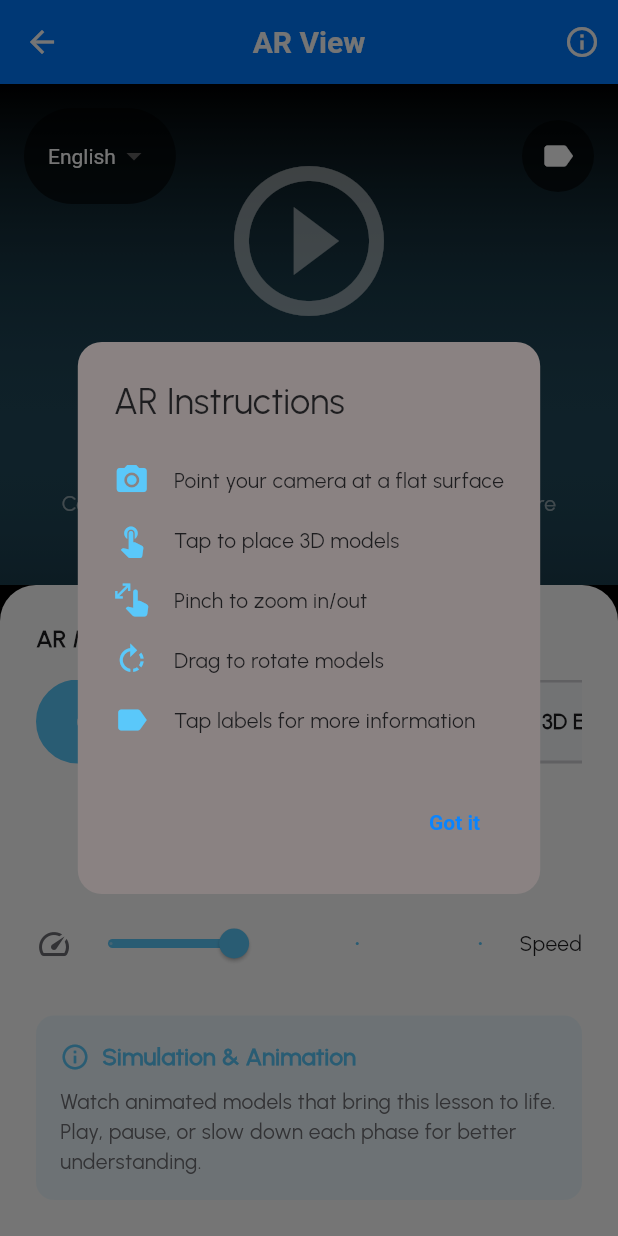
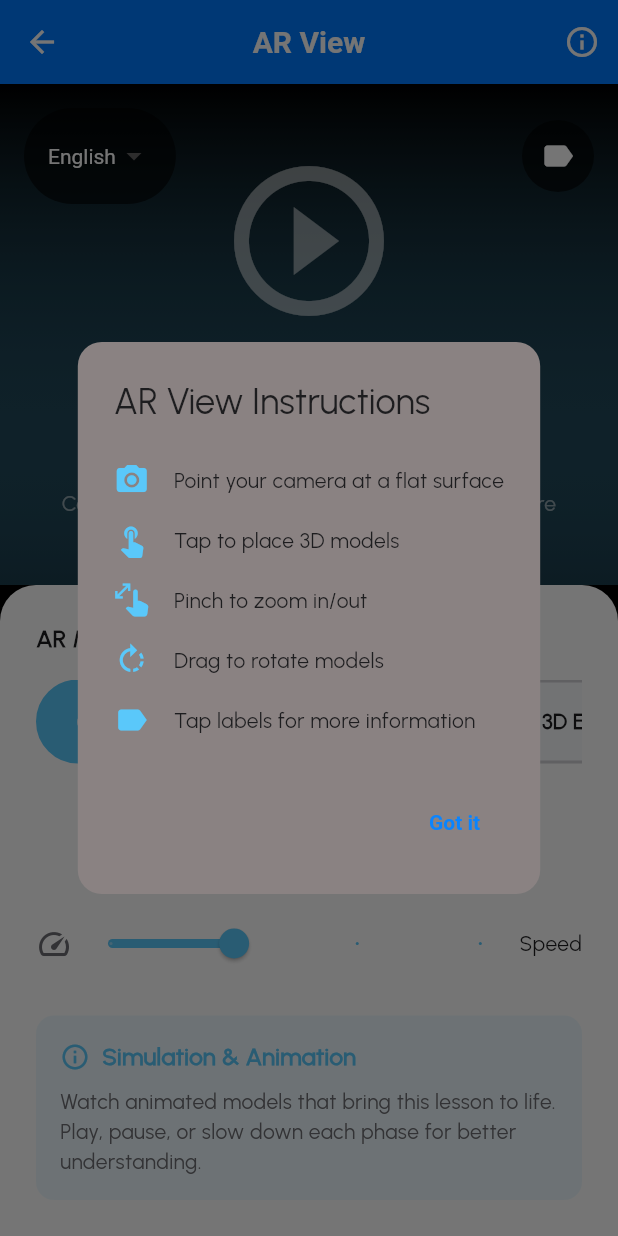
Before and after one commit to lansoyyy/AR-Sci, a Flutter app: the ARViewScreen screen opened by its route, after a tap on the "info outline" icon, on a phone screen of 412 x 824 dp. Run offline on Flutter 3.47's test engine with Material 3 defaults, Android fonts, the phone set to English and light mode, and no system bars; our stand-ins replace cloud_firestore, firebase_auth, firebase_core, firebase_storage, image_picker, pdf and 1 more; accounts and stored records are empty.

Commit message:
fixed errors

```diff
--- a/lib/routes/app_routes.dart
+++ b/lib/routes/app_routes.dart
@@ -54,8 +54,6 @@ class AppRoutes {
       studentDashboard: (context) => const StudentDashboard(),
       teacherDashboard: (context) => const TeacherDashboard(),
       adminDashboard: (context) => const AdminDashboard(),
-      lessonDetail: (context) => const LessonDetailScreen(),
-      quizDetail: (context) => const QuizDetailScreen(),
     };
   }
 
@@ -116,14 +114,43 @@ class AppRoutes {
           builder: (context) => const TeacherStudentApprovalScreen(),
         );
 
+      case lessonDetail:
+        final args = settings.arguments;
+        return MaterialPageRoute(
+          builder: (context) {
+            if (args is Map<String, dynamic>) {
+              return LessonDetailScreen(lessonData: args);
+            } else if (args is String) {
+              return LessonDetailScreen(lessonId: args);
+            } else {
+              return const LessonDetailScreen();
+            }
+          },
+        );
+
+      case quizDetail:
+        final args = settings.arguments;
+        return MaterialPageRoute(
+          builder: (context) {
+            if (args is Map<String, dynamic>) {
+              return QuizDetailScreen(quizData: args);
+            } else if (args is String) {
+              return QuizDetailScreen(quizId: args);
+            } else {
+              return const QuizDetailScreen();
+            }
+          },
+        );
+
       case arView:
         final args = settings.arguments as Map<String, dynamic>? ?? {};
         return MaterialPageRoute(
           builder: (context) => ARViewScreen(
             lessonId: args['id'] ?? args['lessonId'] ?? '',
             lessonTitle: args['title'] ?? args['lessonTitle'] ?? 'AR View',
+            arItems: List<String>.from(args['arItems'] ?? []),
+            color: args['color'] as String?,
           ),
-          settings: RouteSettings(arguments: args),
         );
 
       default:
--- a/lib/screens/student/ar_view_screen.dart
+++ b/lib/screens/student/ar_view_screen.dart
@@ -5,11 +5,15 @@ import '../../utils/constants.dart';
 class ARViewScreen extends StatefulWidget {
   final String lessonId;
   final String lessonTitle;
+  final List<String> arItems;
+  final String? color;
 
   const ARViewScreen({
     super.key,
     required this.lessonId,
     required this.lessonTitle,
+    this.arItems = const [],
+    this.color,
   });
 
   @override
@@ -21,35 +25,10 @@ class _ARViewScreenState extends State<ARViewScreen> {
   bool _isPlaying = false;
   bool _labelsVisible = true;
   String _selectedLanguage = 'English';
-  Map<String, dynamic>? _lessonData;
-  List<String>? _arItems;
 
   @override
   void initState() {
     super.initState();
-    _loadLessonData();
-  }
-
-  void _loadLessonData() {
-    // Get lesson arguments passed from navigation
-    final args =
-        ModalRoute.of(context)?.settings.arguments as Map<String, dynamic>?;
-    if (args != null) {
-      setState(() {
-        _lessonData = args;
-        _arItems = List<String>.from(args['arItems'] ?? []);
-      });
-    } else {
-      // Lesson data should be passed via navigation arguments
-      // If not provided, show empty state
-      setState(() {
-        _lessonData = {
-          'title': widget.lessonTitle,
-          'arItems': <String>[],
-        };
-        _arItems = <String>[];
-      });
-    }
   }
 
   @override
@@ -57,8 +36,8 @@ class _ARViewScreenState extends State<ARViewScreen> {
     return Scaffold(
       backgroundColor: Colors.black,
       appBar: AppBar(
-        title: Text(_lessonData?['title'] ?? widget.lessonTitle),
-        backgroundColor: _getSubjectColor(_lessonData?['color']),
+        title: Text(widget.lessonTitle),
+        backgroundColor: _getSubjectColor(widget.color),
         actions: [
           IconButton(
             icon: const Icon(Icons.info_outline),
@@ -418,7 +397,7 @@ class _ARViewScreenState extends State<ARViewScreen> {
   }
 
   String _getARModeDescription() {
-    final lessonId = _lessonData?['id'] as String?;
+    final lessonId = widget.lessonId;
     switch (_selectedARMode) {
       case 'simulation':
         if (lessonId == 'g9_volcanoes') {
@@ -473,7 +452,7 @@ class _ARViewScreenState extends State<ARViewScreen> {
     showDialog(
       context: context,
       builder: (context) => AlertDialog(
-        title: Text('${_lessonData?['title'] ?? 'AR'} Instructions'),
+        title: Text('${widget.lessonTitle} Instructions'),
         content: SingleChildScrollView(
           child: Column(
             crossAxisAlignment: CrossAxisAlignment.start,
@@ -504,7 +483,7 @@ class _ARViewScreenState extends State<ARViewScreen> {
                 text: 'Tap labels for more information',
                 color: _getARModeColor(),
               ),
-              if (_arItems != null && _arItems!.isNotEmpty) ...[
+              if (widget.arItems.isNotEmpty) ...[
                 const SizedBox(height: AppConstants.paddingM),
                 const Text(
                   'Available AR Items:',
@@ -514,7 +493,7 @@ class _ARViewScreenState extends State<ARViewScreen> {
                   ),
                 ),
                 const SizedBox(height: AppConstants.paddingS),
-                ..._arItems!.map((item) => Padding(
+                ...widget.arItems.map((item) => Padding(
                       padding: const EdgeInsets.symmetric(vertical: 2),
                       child: Row(
                         children: [
--- a/pubspec.yaml
+++ b/pubspec.yaml
@@ -70,6 +70,7 @@ flutter:
   assets:
     - assets/
     - assets/images/
+    - assets/images/3d Models AR/
 
   # An image asset can refer to one or more resolution-specific "variants", see
   # https://flutter.dev/to/resolution-aware-images
```
Also changed, not shown: lib/screens/student/lesson_detail_screen.dart (+18 -9 lines), lib/screens/student/quiz_detail_screen.dart (+43 -22 lines), assets/images/3d Models AR/pic1.png (added), assets/images/3d Models AR/pic10.png (added), assets/images/3d Models AR/pic11.png (added), assets/images/3d Models AR/pic12.png (added), assets/images/3d Models AR/pic13.png (added), assets/images/3d Models AR/pic2.png (added), assets/images/3d Models AR/pic3.png (added), assets/images/3d Models AR/pic4.png (added), assets/images/3d Models AR/pic5.png (added), assets/images/3d Models AR/pic6.png (added), assets/images/3d Models AR/pic7.png (added), assets/images/3d Models AR/pic8.png (added), 2 more files, 3 other files.
